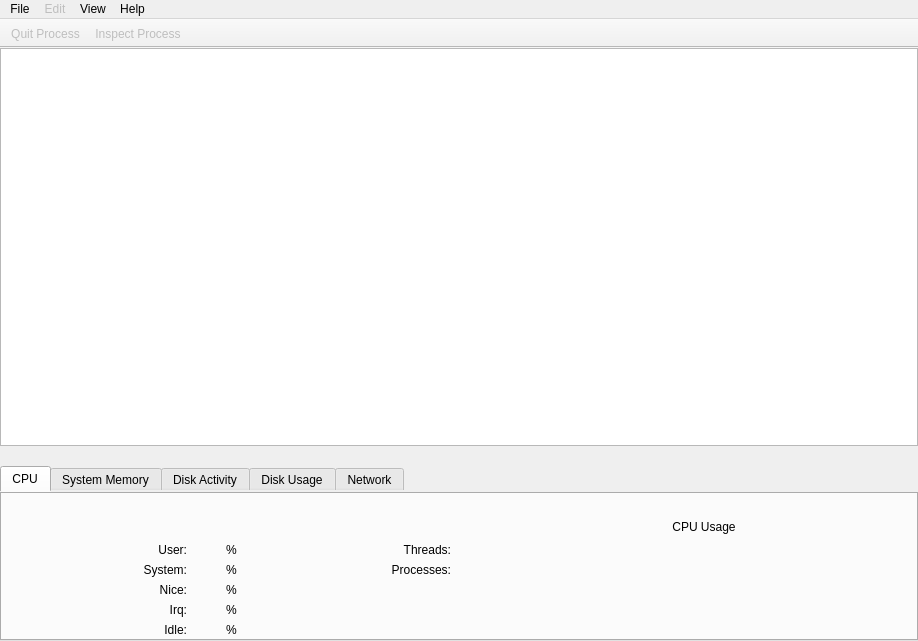
helloSystem/Utilities, file Under Construction/Activity Monitor.app/Resources/ui/main_window.ui: the form before one commit.
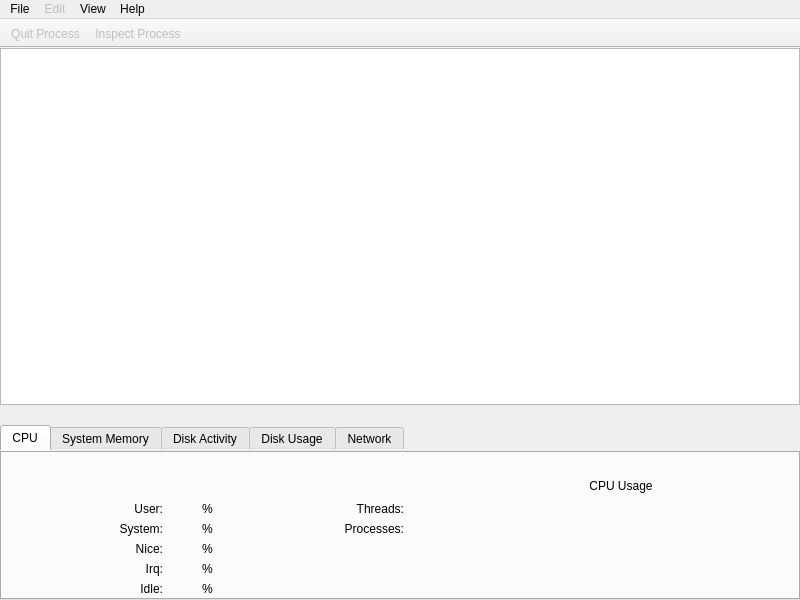
The form after the commit. Icons and pictures are not drawn. Custom widgets are drawn as their Qt base class.

Commit message: Plug menu signals

The edit to the form file:
```diff
--- a/Under Construction/Activity Monitor.app/Resources/ui/main_window.ui
+++ b/Under Construction/Activity Monitor.app/Resources/ui/main_window.ui
@@ -6,8 +6,8 @@
             <rect>
                 <x>0</x>
                 <y>0</y>
-                <width>918</width>
-                <height>641</height>
+    <width>800</width>
+    <height>600</height>
             </rect>
         </property>
         <property name="windowTitle">
@@ -515,7 +515,7 @@
                 <rect>
                     <x>0</x>
                     <y>0</y>
-                    <width>918</width>
+     <width>800</width>
                     <height>24</height>
                 </rect>
             </property>
```
Left out of the diff: 79 changed lines with no effect on the pictures. Lines whose indentation alone changed are shown as unchanged. The commit also changes 2 other files.
